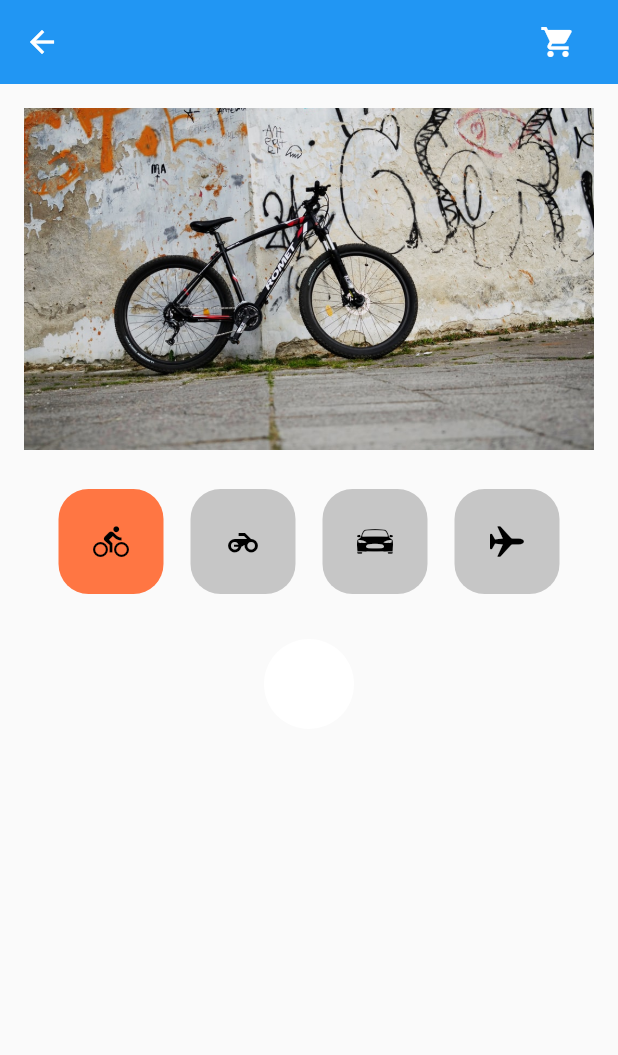
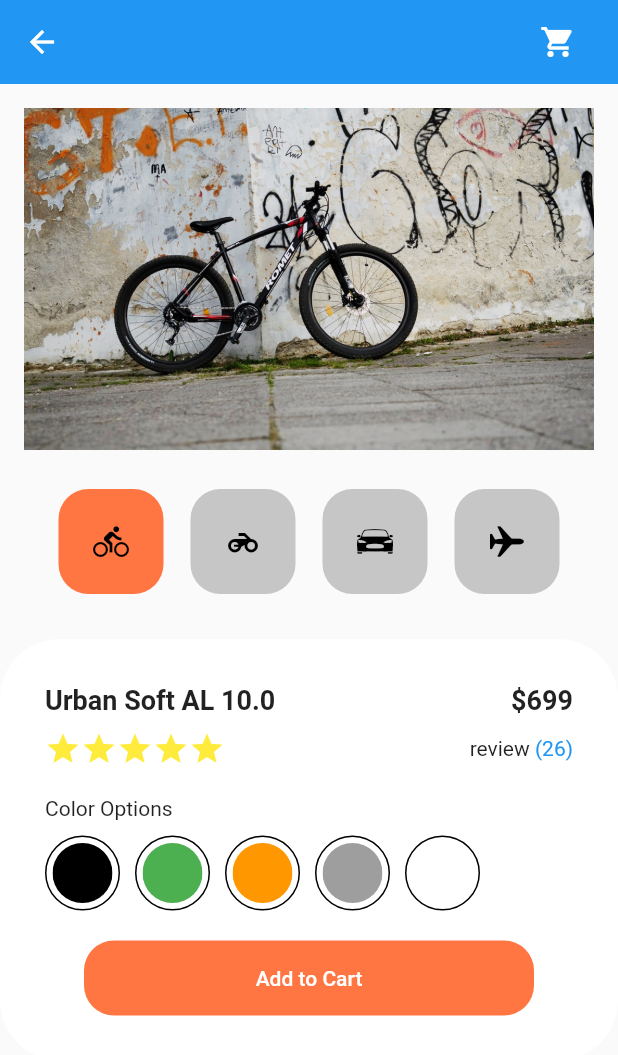
Before and after one commit to flutter-coder/flutter-ui-book1, a Flutter app: the screen it shows after launch, on a phone screen of 412 x 824 dp. Shown: the top 1055 px of the screen. Run offline on Flutter 3.47's test engine with Material 2 defaults, Android fonts, the phone set to English and light mode, and no system bars; our stand-ins replace flutter_svg.

Commit message:
오류 코드 수정

```diff
--- a/flutter_profile/lib/components/profile_tab.dart
+++ b/flutter_profile/lib/components/profile_tab.dart
@@ -5,7 +5,8 @@ class ProfileTab extends StatefulWidget {
   _ProfileTabState createState() => _ProfileTabState();
 }
 
-class _ProfileTabState extends State<ProfileTab> with SingleTickerProviderStateMixin {
+class _ProfileTabState extends State<ProfileTab>
+    with SingleTickerProviderStateMixin {
   TabController? _tabController;
 
   @override
@@ -44,8 +45,10 @@ class _ProfileTabState extends State<ProfileTab> with SingleTickerProviderStateM
             crossAxisCount: 3,
             mainAxisSpacing: 10,
           ),
+          itemCount: 42,
           itemBuilder: (context, index) {
-            return Image.network("https://picsum.photos/id/${index + 1}/200/200");
+            return Image.network(
+                "https://picsum.photos/id/${index + 1}/200/200");
           },
         ),
         Container(color: Colors.red),
--- a/flutter_shoppingcart/lib/components/shoppingcart_detail.dart
+++ b/flutter_shoppingcart/lib/components/shoppingcart_detail.dart
@@ -1,5 +1,6 @@
 import 'package:flutter/cupertino.dart';
 import 'package:flutter/material.dart';
+import 'package:flutter_shoppingcart/constants.dart';
 
 class ShoppingCartDetail extends StatelessWidget {
   @override
@@ -25,22 +26,138 @@ class ShoppingCartDetail extends StatelessWidget {
   }
 
   Widget _buildDetailNameAndPrice() {
-    return SizedBox();
+    return Padding(
+      padding: EdgeInsets.only(bottom: 10),
+      child: Row(
+        // 1. spaceBetween 이 적용되면 양 끝으로 벌어진다.
+        mainAxisAlignment: MainAxisAlignment.spaceBetween,
+        children: [
+          Text(
+            "Urban Soft AL 10.0",
+            style: TextStyle(
+              fontSize: 18,
+              fontWeight: FontWeight.bold,
+            ),
+          ),
+          Text(
+            "\$699",
+            style: TextStyle(
+              fontSize: 18,
+              fontWeight: FontWeight.bold,
+            ),
+          )
+        ],
+      ),
+    );
   }
 
   Widget _buildDetailRatingAndReviewCount() {
-    return SizedBox();
+    return Padding(
+      padding: EdgeInsets.only(bottom: 20),
+      child: Row(
+        children: [
+          Icon(Icons.star, color: Colors.yellow),
+          Icon(Icons.star, color: Colors.yellow),
+          Icon(Icons.star, color: Colors.yellow),
+          Icon(Icons.star, color: Colors.yellow),
+          Icon(Icons.star, color: Colors.yellow),
+          // 2. Spacer()로 Icon위젯과 Text위젯을 양끝으로 벌릴 수 있다. spaceBetween과 동일
+          Spacer(),
+          Text("review "),
+          Text("(26)", style: TextStyle(color: Colors.blue)),
+        ],
+      ),
+    );
   }
 
   Widget _buildDetailColorOptions() {
-    return SizedBox();
+    return Padding(
+      padding: EdgeInsets.only(bottom: 20),
+      child: Column(
+        crossAxisAlignment: CrossAxisAlignment.start,
+        children: [
+          Text("Color Options"),
+          SizedBox(height: 10),
+          Row(
+            children: [
+              // 3. 동일한 색상 아이콘을 재사용하기 위해 함수로 관리
+              _buildDetailIcon(Colors.black),
+              _buildDetailIcon(Colors.green),
+              _buildDetailIcon(Colors.orange),
+              _buildDetailIcon(Colors.grey),
+              _buildDetailIcon(Colors.white),
+            ],
+          ),
+        ],
+      ),
+    );
   }
 
-  Widget _buildDetailIcon(IconData mIcon) {
-    return SizedBox();
+  // 4. 다른 화면에서도 재사용하면 공통 컴포넌트 위젯으로 관리하는 것이 좋다.
+  Widget _buildDetailIcon(Color mColor) {
+    return Padding(
+      padding: EdgeInsets.only(right: 10),
+      // 5. Stack의 첫 번째 Container 위젯위에 Positioned 위젯이 올라가는 형태
+      child: Stack(
+        children: [
+          Container(
+            width: 50,
+            height: 50,
+            decoration: BoxDecoration(
+              color: Colors.white,
+              border: Border.all(),
+              shape: BoxShape.circle,
+            ),
+          ),
+          Positioned(
+            left: 5,
+            top: 5,
+            child: ClipOval(
+              child: Container(
+                color: mColor,
+                width: 40,
+                height: 40,
+              ),
+            ),
+          )
+        ],
+      ),
+    );
   }
 
+  // 6. 다른 화면에서도 재사용하려면 함수가 아닌 공통 컴포넌트 위젯으로 관리하는 것이 좋다.
   Widget _buildDetailButton(BuildContext context) {
-    return SizedBox();
+    return Align(
+      child: TextButton(
+        onPressed: () {
+          showCupertinoDialog(
+            // 1. 추가
+            context: context,
+            builder: (context) => CupertinoAlertDialog(
+              title: Text("장바구니에 담으시겠습니까?"),
+              actions: [
+                CupertinoDialogAction(
+                  child: Text("확인"),
+                  onPressed: () {
+                    Navigator.pop(context);
+                  },
+                ),
+              ],
+            ),
+          );
+        },
+        style: TextButton.styleFrom(
+          backgroundColor: kAccentColor,
+          minimumSize: Size(300, 50),
+          shape: RoundedRectangleBorder(
+            borderRadius: BorderRadius.circular(20),
+          ),
+        ),
+        child: Text(
+          "Add to Cart",
+          style: TextStyle(color: Colors.white),
+        ),
+      ),
+    );
   }
 }
```
